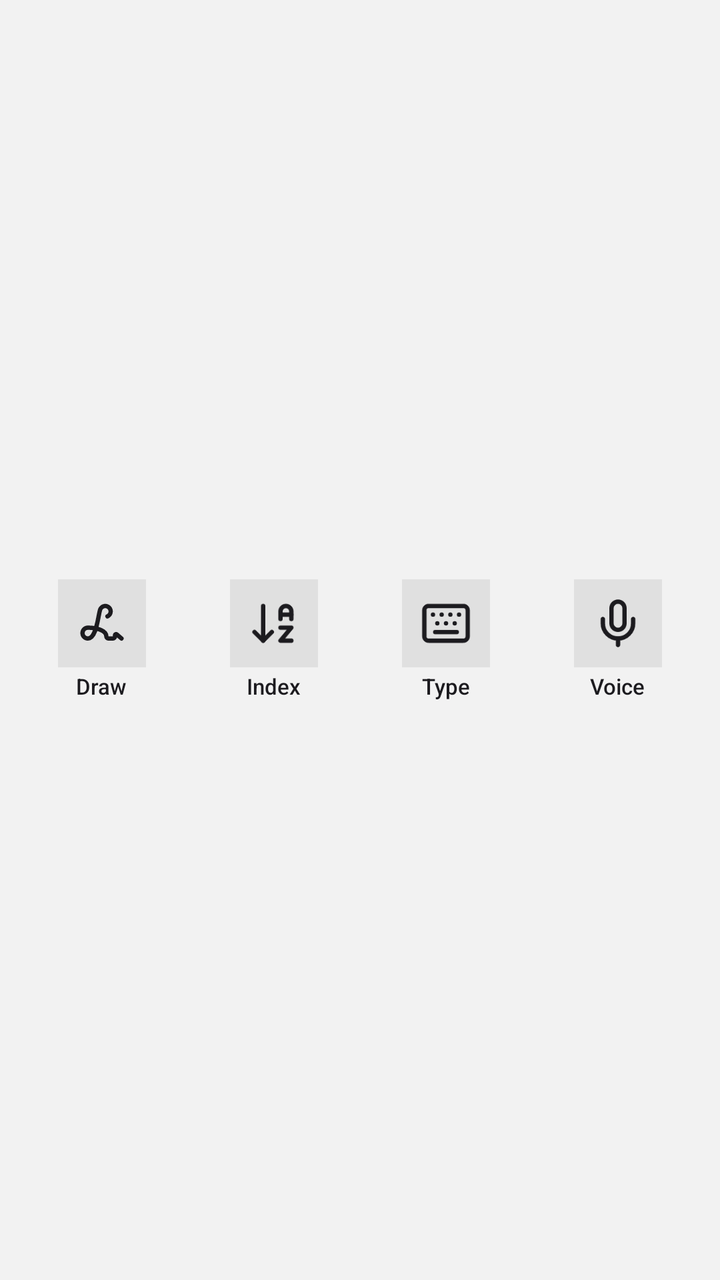
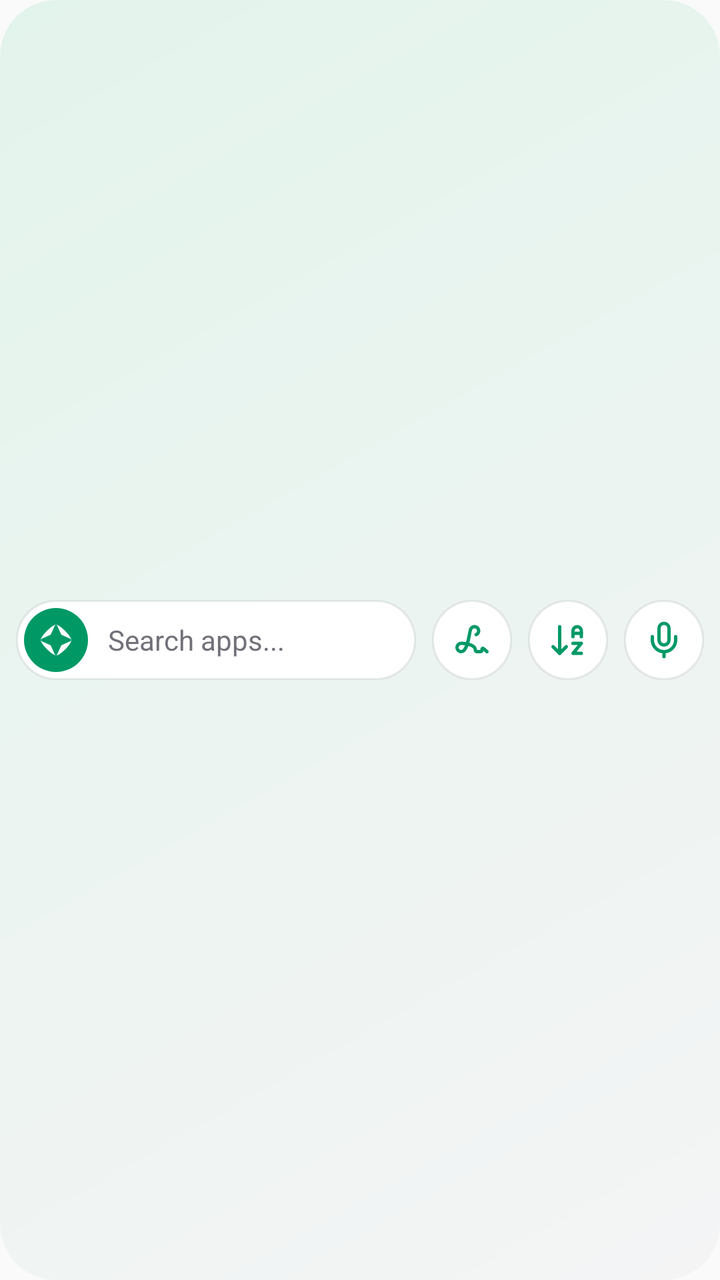

Two renders of the same Android screen: before a commit and after it. Below are the layout's source before the change and the commit's diff.
<!-- AndroidManifest.xml: application theme Theme.SwypLauncher -->
<!-- res/layout/widget_preview.xml -->
<LinearLayout xmlns:android="http://schemas.android.com/apk/res/android"
    android:layout_width="match_parent"
    android:layout_height="match_parent"
    android:background="@color/widget_background"
    android:gravity="center"
    android:orientation="horizontal"
    android:paddingHorizontal="8dp"
    android:paddingVertical="4dp">

    
    <LinearLayout
        android:layout_width="0dp"
        android:layout_height="wrap_content"
        android:layout_weight="1"
        android:gravity="center_horizontal"
        android:orientation="vertical"
        android:padding="2dp">

        <FrameLayout
            android:layout_width="44dp"
            android:layout_height="44dp"
            android:background="@color/widget_icon_container">

            <ImageView
                android:layout_width="26dp"
                android:layout_height="26dp"
                android:layout_gravity="center"
                android:src="@drawable/ic_handwriting"
                android:tint="@color/widget_icon_tint" />
        </FrameLayout>

        <TextView
            android:layout_width="wrap_content"
            android:layout_height="wrap_content"
            android:layout_marginTop="2dp"
            android:text="@string/shortcut_handwriting_short"
            android:textColor="@color/widget_text_color"
            android:textSize="11sp"
            android:fontFamily="sans-serif-medium"
            android:maxLines="1" />
    </LinearLayout>

    
    <LinearLayout
        android:layout_width="0dp"
        android:layout_height="wrap_content"
        android:layout_weight="1"
        android:gravity="center_horizontal"
        android:orientation="vertical"
        android:padding="2dp">

        <FrameLayout
            android:layout_width="44dp"
            android:layout_height="44dp"
            android:background="@color/widget_icon_container">

            <ImageView
                android:layout_width="26dp"
                android:layout_height="26dp"
                android:layout_gravity="center"
                android:src="@drawable/ic_index"
                android:tint="@color/widget_icon_tint" />
        </FrameLayout>

        <TextView
            android:layout_width="wrap_content"
            android:layout_height="wrap_content"
            android:layout_marginTop="2dp"
            android:text="@string/shortcut_index_short"
            android:textColor="@color/widget_text_color"
            android:textSize="11sp"
            android:fontFamily="sans-serif-medium"
            android:maxLines="1" />
    </LinearLayout>

    
    <LinearLayout
        android:layout_width="0dp"
        android:layout_height="wrap_content"
        android:layout_weight="1"
        android:gravity="center_horizontal"
        android:orientation="vertical"
        android:padding="2dp">

        <FrameLayout
            android:layout_width="44dp"
            android:layout_height="44dp"
            android:background="@color/widget_icon_container">

            <ImageView
                android:layout_width="26dp"
                android:layout_height="26dp"
                android:layout_gravity="center"
                android:src="@drawable/ic_keyboard"
                android:tint="@color/widget_icon_tint" />
        </FrameLayout>

        <TextView
            android:layout_width="wrap_content"
            android:layout_height="wrap_content"
            android:layout_marginTop="2dp"
            android:text="@string/shortcut_keyboard_short"
            android:textColor="@color/widget_text_color"
            android:textSize="11sp"
            android:fontFamily="sans-serif-medium"
            android:maxLines="1" />
    </LinearLayout>

    
    <LinearLayout
        android:layout_width="0dp"
        android:layout_height="wrap_content"
        android:layout_weight="1"
        android:gravity="center_horizontal"
        android:orientation="vertical"
        android:padding="2dp">

        <FrameLayout
            android:layout_width="44dp"
            android:layout_height="44dp"
            android:background="@color/widget_icon_container">

            <ImageView
                android:layout_width="26dp"
                android:layout_height="26dp"
                android:layout_gravity="center"
                android:src="@drawable/ic_microphone"
                android:tint="@color/widget_icon_tint" />
        </FrameLayout>

        <TextView
            android:layout_width="wrap_content"
            android:layout_height="wrap_content"
            android:layout_marginTop="2dp"
            android:text="@string/shortcut_voice_short"
            android:textColor="@color/widget_text_color"
            android:textSize="11sp"
            android:fontFamily="sans-serif-medium"
            android:maxLines="1" />
    </LinearLayout>

</LinearLayout>
<!-- resources referenced by this layout -->
<resources>
  <color name="widget_background">#F2F2F2</color>
  <color name="widget_icon_container">#E0E0E0</color>
  <color name="widget_icon_tint">#1C1B1F</color>
  <color name="widget_text_color">#1C1B1F</color>
  <!-- drawable ic_keyboard: vector/xml drawable (drawable, 2078 chars, omitted) -->
  <string name="shortcut_handwriting_short">Draw</string>
  <string name="shortcut_index_short">Index</string>
  <string name="shortcut_keyboard_short">Type</string>
  <string name="shortcut_voice_short">Voice</string>
  <style name="Theme.SwypLauncher" parent="Theme.AppCompat.Light.NoActionBar">
          
          <item name="android:statusBarColor">@android:color/transparent</item>
          <item name="android:navigationBarColor">@android:color/transparent</item>
          <item name="android:windowLightStatusBar">true</item>
      </style>
  <!-- unchanged entries left out for length: 3 -->
</resources>

<!-- the commit's change to res/layout/widget_preview.xml (unified diff, before → after) -->
@@ -1,142 +1,93 @@
+<?xml version="1.0" encoding="utf-8"?>
 <LinearLayout xmlns:android="http://schemas.android.com/apk/res/android"
+    android:id="@android:id/background"
     android:layout_width="match_parent"
     android:layout_height="match_parent"
-    android:background="@color/widget_background"
-    android:gravity="center"
+    android:background="@drawable/widget_background"
+    android:baselineAligned="false"
+    android:clipToOutline="true"
+    android:gravity="center_vertical"
     android:orientation="horizontal"
-    android:paddingHorizontal="8dp"
-    android:paddingVertical="4dp">
+    android:padding="8dp">
 
-    
     <LinearLayout
         android:layout_width="0dp"
-        android:layout_height="wrap_content"
+        android:layout_height="40dp"
         android:layout_weight="1"
-        android:gravity="center_horizontal"
-        android:orientation="vertical"
-        android:padding="2dp">
+        android:background="@drawable/widget_pill"
+        android:gravity="center_vertical"
+        android:orientation="horizontal"
+        android:paddingStart="4dp"
+        android:paddingEnd="16dp">
 
         <FrameLayout
-            android:layout_width="44dp"
-            android:layout_height="44dp"
-            android:background="@color/widget_icon_container">
+            android:layout_width="32dp"
+            android:layout_height="32dp"
+            android:background="@drawable/widget_accent_circle">
 
             <ImageView
-                android:layout_width="26dp"
-                android:layout_height="26dp"
+                android:layout_width="18dp"
+                android:layout_height="18dp"
                 android:layout_gravity="center"
-                android:src="@drawable/ic_handwriting"
-                android:tint="@color/widget_icon_tint" />
+                android:importantForAccessibility="no"
+                android:src="@drawable/ic_quick_tile"
+                android:tint="@color/widget_on_accent" />
         </FrameLayout>
 
         <TextView
             android:layout_width="wrap_content"
             android:layout_height="wrap_content"
-            android:layout_marginTop="2dp"
-            android:text="@string/shortcut_handwriting_short"
-            android:textColor="@color/widget_text_color"
-            android:textSize="11sp"
-            android:fontFamily="sans-serif-medium"
-            android:maxLines="1" />
+            android:layout_marginStart="10dp"
+            android:ellipsize="end"
+            android:maxLines="1"
+            android:text="@string/search_apps_hint"
+            android:textColor="@color/widget_text_secondary"
+            android:textSize="14sp" />
     </LinearLayout>
 
-    
-    <LinearLayout
-        android:layout_width="0dp"
-        android:layout_height="wrap_content"
-        android:layout_weight="1"
-        android:gravity="center_horizontal"
-        android:orientation="vertical"
-        android:padding="2dp">
+    <FrameLayout
+        android:layout_width="40dp"
+        android:layout_height="40dp"
+        android:layout_marginStart="8dp"
+        android:background="@drawable/widget_pill">
 
-        <FrameLayout
-            android:layout_width="44dp"
-            android:layout_height="44dp"
-            android:background="@color/widget_icon_container">
+        <ImageView
+            android:layout_width="20dp"
+            android:layout_height="20dp"
+            android:layout_gravity="center"
+            android:importantForAccessibility="no"
+            android:src="@drawable/ic_handwriting"
+            android:tint="@color/widget_accent" />
+    </FrameLayout>
 
-            <ImageView
-                android:layout_width="26dp"
-                android:layout_height="26dp"
-                android:layout_gravity="center"
-                android:src="@drawable/ic_index"
-                android:tint="@color/widget_icon_tint" />
-        </FrameLayout>
+    <FrameLayout
+        android:layout_width="40dp"
+        android:layout_height="40dp"
+        android:layout_marginStart="8dp"
+        android:background="@drawable/widget_pill">
 
-        <TextView
-            android:layout_width="wrap_content"
-            android:layout_height="wrap_content"
-            android:layout_marginTop="2dp"
-            android:text="@string/shortcut_index_short"
-            android:textColor="@color/widget_text_color"
-            android:textSize="11sp"
-            android:fontFamily="sans-serif-medium"
-            android:maxLines="1" />
-    </LinearLayout>
+        <ImageView
+            android:layout_width="20dp"
+            android:layout_height="20dp"
+            android:layout_gravity="center"
+            android:importantForAccessibility="no"
+            android:src="@drawable/ic_index"
+            android:tint="@color/widget_accent" />
+    </FrameLayout>
 
-    
-    <LinearLayout
-        android:layout_width="0dp"
-        android:layout_height="wrap_content"
-        android:layout_weight="1"
-        android:gravity="center_horizontal"
-        android:orientation="vertical"
-        android:padding="2dp">
+    <FrameLayout
+        android:layout_width="40dp"
+        android:layout_height="40dp"
+        android:layout_marginStart="8dp"
+        android:background="@drawable/widget_pill">
 
-        <FrameLayout
-            android:layout_width="44dp"
-            android:layout_height="44dp"
-            android:background="@color/widget_icon_container">
-
-            <ImageView
-                android:layout_width="26dp"
-                android:layout_height="26dp"
-                android:layout_gravity="center"
-                android:src="@drawable/ic_keyboard"
-                android:tint="@color/widget_icon_tint" />
-        </FrameLayout>
-
-        <TextView
-            android:layout_width="wrap_content"
-            android:layout_height="wrap_content"
-            android:layout_marginTop="2dp"
-            android:text="@string/shortcut_keyboard_short"
-            android:textColor="@color/widget_text_color"
-            android:textSize="11sp"
-            android:fontFamily="sans-serif-medium"
-            android:maxLines="1" />
-    </LinearLayout>
-
-    
-    <LinearLayout
-        android:layout_width="0dp"
-        android:layout_height="wrap_content"
-        android:layout_weight="1"
-        android:gravity="center_horizontal"
-        android:orientation="vertical"
-        android:padding="2dp">
-
-        <FrameLayout
-            android:layout_width="44dp"
-            android:layout_height="44dp"
-            android:background="@color/widget_icon_container">
-
-            <ImageView
-                android:layout_width="26dp"
-                android:layout_height="26dp"
-                android:layout_gravity="center"
-                android:src="@drawable/ic_microphone"
-                android:tint="@color/widget_icon_tint" />
-        </FrameLayout>
-
-        <TextView
-            android:layout_width="wrap_content"
-            android:layout_height="wrap_content"
-            android:layout_marginTop="2dp"
-            android:text="@string/shortcut_voice_short"
-            android:textColor="@color/widget_text_color"
-            android:textSize="11sp"
-            android:fontFamily="sans-serif-medium"
-            android:maxLines="1" />
-    </LinearLayout>
+        <ImageView
+            android:layout_width="20dp"
+            android:layout_height="20dp"
+            android:layout_gravity="center"
+            android:importantForAccessibility="no"
+            android:src="@drawable/ic_microphone"
+            android:tint="@color/widget_accent" />
+    </FrameLayout>
 
 </LinearLayout>
<!-- resource entries referenced after the edit -->
@@ -1,14 +1,50 @@
 <!-- resources referenced by this layout -->
 <resources>
-  <color name="widget_background">#F2F2F2</color>
-  <color name="widget_icon_container">#E0E0E0</color>
-  <color name="widget_icon_tint">#1C1B1F</color>
-  <color name="widget_text_color">#1C1B1F</color>
-  <!-- drawable ic_keyboard: vector/xml drawable (drawable, 2078 chars, omitted) -->
-  <string name="shortcut_handwriting_short">Draw</string>
-  <string name="shortcut_index_short">Index</string>
-  <string name="shortcut_keyboard_short">Type</string>
-  <string name="shortcut_voice_short">Voice</string>
+  <color name="widget_accent">#009966</color>
+  <color name="widget_on_accent">#FFFFFF</color>
+  <color name="widget_text_secondary">#71717A</color>
+  <!-- drawable ic_quick_tile (drawable) -->
+  <vector xmlns:android="http://schemas.android.com/apk/res/android"
+      android:width="24dp"
+      android:height="24dp"
+      android:viewportWidth="600"
+      android:viewportHeight="600">
+      <path
+          android:fillColor="#FFFFFFFF"
+          android:fillType="evenOdd"
+          android:pathData="M300,44C362.784,44 556,237.216 556,300C556,368.808 375.992,556 300,556C237.216,556 44,362.784 44,300C44,237.216 237.216,44 300,44ZM300,44.5898C287.088,44.5898 279.241,61.9649 263.546,96.7148L217.859,197.869C214.784,204.678 213.247,208.083 210.665,210.665C208.083,213.247 204.678,214.784 197.869,217.859L96.7148,263.546C61.9649,279.241 44.5898,287.088 44.5898,300C44.5898,312.912 61.9649,320.759 96.7148,336.454L197.869,382.141C204.678,385.216 208.083,386.753 210.665,389.335C213.247,391.917 214.784,395.322 217.859,402.131L263.546,503.285C279.241,538.035 287.088,555.41 300,555.41C312.912,555.41 320.759,538.035 336.454,503.285L382.141,402.131C385.216,395.322 386.753,391.917 389.335,389.335C391.917,386.753 395.322,385.216 402.131,382.141L503.285,336.454C538.035,320.759 555.41,312.912 555.41,300C555.41,287.088 538.035,279.241 503.285,263.546L402.131,217.859C395.322,214.784 391.917,213.247 389.335,210.665C386.753,208.083 385.216,204.678 382.141,197.869L336.454,96.7148C320.759,61.9649 312.912,44.5898 300,44.5898Z" />
+  </vector>
+  <!-- drawable widget_accent_circle (drawable) -->
+  <?xml version="1.0" encoding="utf-8"?>
+  <shape xmlns:android="http://schemas.android.com/apk/res/android"
+      android:shape="oval">
+      <solid android:color="@color/widget_accent" />
+  </shape>
+  <!-- drawable widget_background (drawable) -->
+  <?xml version="1.0" encoding="utf-8"?>
+  <shape xmlns:android="http://schemas.android.com/apk/res/android"
+      android:shape="rectangle">
+      <gradient
+          android:angle="315"
+          android:endColor="@color/widget_background"
+          android:startColor="@color/widget_background_glow" />
+      <corners android:radius="@android:dimen/system_app_widget_background_radius" />
+  </shape>
+  <!-- drawable widget_pill (drawable) -->
+  <?xml version="1.0" encoding="utf-8"?>
+  <shape xmlns:android="http://schemas.android.com/apk/res/android"
+      android:shape="rectangle">
+      <solid android:color="@color/widget_tile" />
+      <stroke
+          android:width="1dp"
+          android:color="@color/widget_tile_stroke" />
+      <corners android:radius="999dp" />
+  </shape>
+  <string name="search_apps_hint">Search apps...</string>
+  <color name="widget_background">#F4F4F5</color>
+  <color name="widget_background_glow">#E3F4EC</color>
+  <color name="widget_tile">#FFFFFF</color>
+  <color name="widget_tile_stroke">#1418181B</color>
   <style name="Theme.SwypLauncher" parent="Theme.AppCompat.Light.NoActionBar">
           
           <item name="android:statusBarColor">@android:color/transparent</item>
